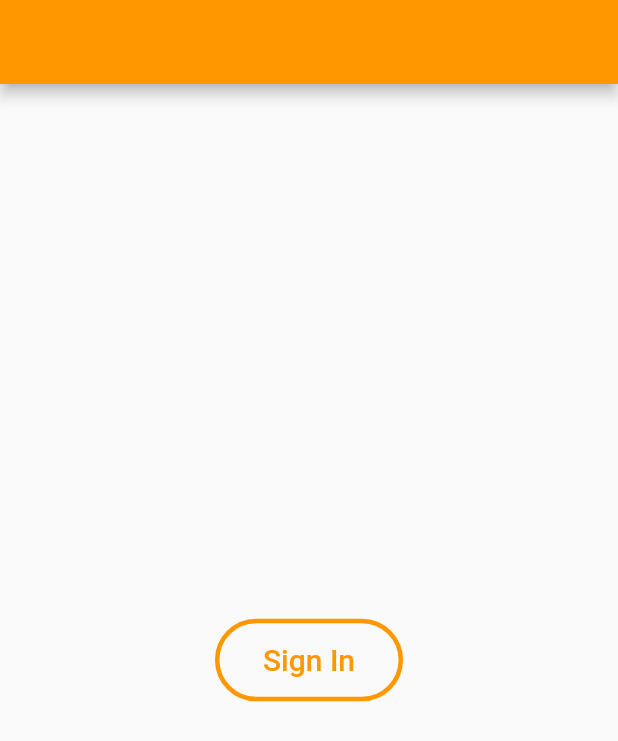
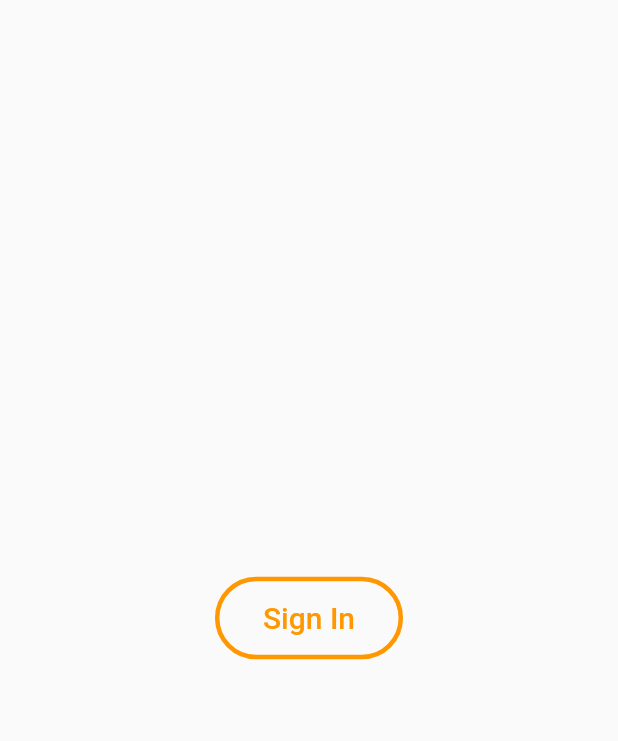
Before and after one commit to g2nik/odisend, a Flutter app: the screen it shows after launch, after a tap on "Sign In", on a phone screen of 412 x 824 dp. Shown: the top 741 px of the screen. Run offline on Flutter 3.47's test engine with Material 2 defaults, Android fonts, the phone set to English and light mode, and no system bars; our stand-ins replace adaptive_theme, firebase_auth, firebase_core, google_sign_in, shared_preferences; accounts and stored records are empty.

Commit message:
Sign In finished

```diff
--- a/odisend/lib/access.dart
+++ b/odisend/lib/access.dart
@@ -1,10 +1,9 @@
 import 'package:flutter/material.dart';
-import 'package:odisend/services/api.dart';
+import 'package:odisend/widgets/accessWidgets.dart';
 import 'package:provider/provider.dart';
 import 'package:firebase_auth/firebase_auth.dart';
 import 'package:odisend/services/googleSingInProvider.dart';
 import 'package:odisend/pages/orders.dart';
-import 'package:odisend/signIn.dart';
 
 class Access extends StatefulWidget {
   @override
@@ -12,34 +11,52 @@ class Access extends StatefulWidget {
 }
 
 class _AccessState extends State<Access> {
-  API api = API();
+  GoogleSignInProvider signInProvider = GoogleSignInProvider();
 
   @override
   Widget build(BuildContext context) {
     return Scaffold(
       body: ChangeNotifierProvider(
-        create: (context) => GoogleSignInProvider(),
+        create: (context) => signInProvider,
         child: StreamBuilder(
           stream: FirebaseAuth.instance.authStateChanges(),
           builder: (context, snapshot) {
 
-            final provider = Provider.of<GoogleSignInProvider>(context);
+            //final provider = Provider.of<GoogleSignInProvider>(context);
 
             if (snapshot.hasData) {
+
               return FutureBuilder(
-                future: api.tokenIsValid(provider.getUID()),
+                future: signInProvider.isUIDValid(),
                 builder: (BuildContext context, AsyncSnapshot<bool> snapshot) {
-                  print("TOKEN:");
-                  print(provider.getUID());
                   if (snapshot.hasData) {
-                    return snapshot.data ? Orders(provider: provider) : SignIn();
+                    return snapshot.data
+                    ? Orders(provider: signInProvider)
+                    : Center(
+                      child: Column(
+                        mainAxisAlignment: MainAxisAlignment.center,
+                        children: [
+                          Padding(
+                            padding: const EdgeInsets.all(32.0),
+                            child: Text(
+                              "Your account is not registered in our database",
+                              textAlign: TextAlign.center,
+                              style: TextStyle(fontSize: 20),
+                            ),
+                          ),
+                          AccessButton(text: "Sign In again", retry: true)
+                        ]
+                      ),
+                    );
                   } else {
-                    return Center(child: CircularProgressIndicator());
+                    return Center(
+                      child: CircularProgressIndicator()
+                    );
                   }
-                },
+                }
               );
             } else {
-              return SignIn();
+              return Center(child: AccessButton());
             }
           }
         ),
--- a/odisend/lib/main.dart
+++ b/odisend/lib/main.dart
@@ -33,7 +33,7 @@ class OdisendApp extends StatelessWidget {
         initialRoute: "/",
         routes: {
           "/": (BuildContext context) => Access(),
-          "/home": (BuildContext context) => Orders(),
+          "/orders": (BuildContext context) => Orders(),
         }
       )
     );
--- a/odisend/lib/services/googleSingInProvider.dart
+++ b/odisend/lib/services/googleSingInProvider.dart
@@ -1,17 +1,23 @@
+import 'package:flutter/material.dart';
 import 'package:firebase_auth/firebase_auth.dart';
-import 'package:flutter/material.dart';
 import 'package:google_sign_in/google_sign_in.dart';
+import 'package:odisend/services/api.dart';
 
 class GoogleSignInProvider extends ChangeNotifier {
   final googleSignIn = GoogleSignIn();
-  FirebaseAuth _auth;
+  API api = API();
+  FirebaseAuth _auth = FirebaseAuth.instance;
   bool _signedIn;
+  String _uid;
 
   GoogleSignInProvider() {
     _signedIn = false;
+    _uid = "";
   }
 
   bool get signedIn => _signedIn;
+
+  String get uid => _uid;
 
   set signedIn(bool signedIn) {
     _signedIn = signedIn;
@@ -36,6 +42,7 @@ class GoogleSignInProvider extends ChangeNotifier {
 
         _auth = FirebaseAuth.instance;
         await _auth.signInWithCredential(credential);
+        _uid = _auth.currentUser.uid;
         _signedIn = false;
       }
     } catch (e) {
@@ -43,12 +50,12 @@ class GoogleSignInProvider extends ChangeNotifier {
     }
   }
 
-  String getUID() {
-    if (_auth == null) return "token random";
-    else {return _auth.currentUser.uid;}
+  Future<bool> isUIDValid() async {
+    await logIn();
+    return await api.tokenIsValid(_uid);
   }
 
-  void logOut() async {
+  Future logOut() async {
     try {
       await googleSignIn.disconnect();
       await FirebaseAuth.instance.signOut();
--- a/odisend/lib/signIn.dart
+++ /dev/null
@@ -1,36 +0,0 @@
-import 'package:flutter/material.dart';
-import 'package:odisend/services/googleSingInProvider.dart';
-import 'package:provider/provider.dart';
-
-class SignIn extends StatefulWidget {
-  @override
-  _SignInState createState() => _SignInState();
-}
-
-class _SignInState extends State<SignIn> {
-  @override
-  Widget build(BuildContext context) {
-    return Scaffold(
-      appBar: AppBar(),
-      body: Center(
-        child: FlatButton(
-          shape: RoundedRectangleBorder(
-            borderRadius: BorderRadius.circular(50),
-            side: BorderSide(color: Colors.orange, width: 3)
-          ),
-          padding: const EdgeInsets.symmetric(horizontal: 32, vertical: 16),
-          child: Text("Sign In", style: TextStyle(color: Colors.orange, fontSize: 20)),
-          onPressed: () {
-            try {
-              final provider = Provider.of<GoogleSignInProvider>(context, listen: false);
-              provider.logIn();
-            } catch (e) {
-              print(e);
-              return;
-            }
-          },
-        ),
-      ),
-    );
-  }
-}
--- /dev/null
+++ b/odisend/lib/widgets/accessWidgets.dart
@@ -0,0 +1,33 @@
+import 'package:flutter/material.dart';
+import 'package:odisend/services/googleSingInProvider.dart';
+import 'package:provider/provider.dart';
+
+class AccessButton extends StatelessWidget {
+  AccessButton({String text, bool retry})
+  : this.text = text, this.retry = retry;
+
+  final String text;
+  final bool retry;
+
+  @override
+  Widget build(BuildContext context) {
+    return FlatButton(
+      shape: RoundedRectangleBorder(
+        borderRadius: BorderRadius.circular(50),
+        side: BorderSide(color: Colors.orange, width: 3)
+      ),
+      padding: const EdgeInsets.symmetric(horizontal: 32, vertical: 16),
+      child: Text(text ?? "Sign In", style: TextStyle(color: Colors.orange, fontSize: 20)),
+      onPressed: () async {
+        try {
+          final provider = Provider.of<GoogleSignInProvider>(context, listen: false);
+          if (retry) await provider.logOut();
+          provider.logIn();
+        } catch (e) {
+          print(e);
+          return;
+        }
+      },
+    );
+  }
+}
```
Also changed, not shown: odisend/lib/pages/orders.dart (+18 -10 lines), odisend/lib/services/api.dart (+12 -0 lines).
